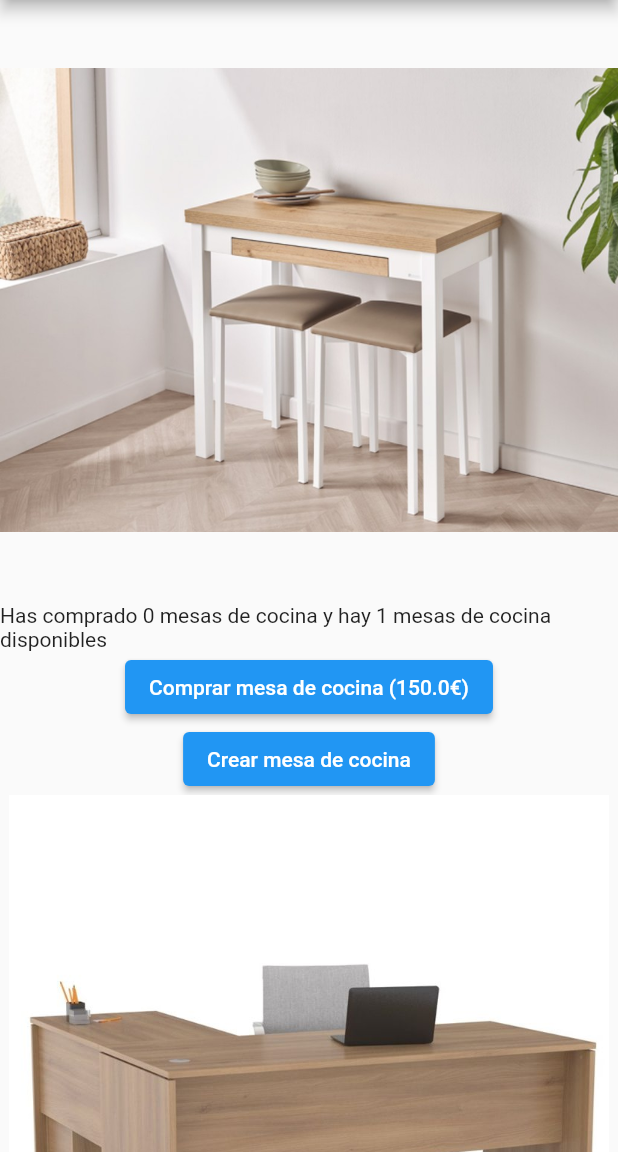
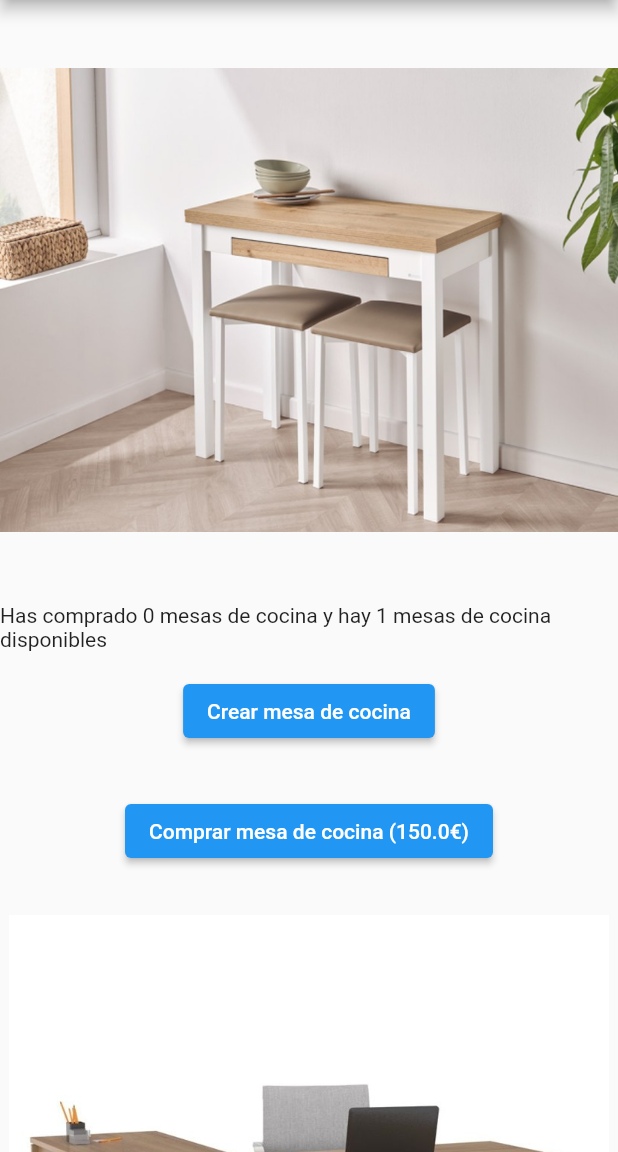
Before and after one commit to jepalfer/P2Nuevo, a Flutter app: the screen it shows after launch, after a tap on "Crear mesa de cocina", on a phone screen of 412 x 824 dp, the part 84-1236 px from its top. Run offline on Flutter 3.47's test engine with Material 2 defaults, Android fonts, the phone set to English and light mode, and no system bars.

Commit message:
Cambio orden botones

```diff
--- a/lib/main.dart
+++ b/lib/main.dart
@@ -118,7 +118,15 @@ class _MyHomePageState extends State<MyHomePage> {
                   children: [
                     Image.asset('assets/mesa-cocina-libro-nube-1_cerrada.jpg', width: 500, height: 400),
                     const SizedBox(height: 2),
-                    Text('Has comprado ${_counterCocina.toString()} mesas de cocina y hay ${_stockCocina.toString()} mesas de cocina disponibles'),
+                    Text('Has comprado ${_counterCocina.toString()} mesas de cocina y hay ${_stockCocina.toString()} mesas de cocina disponibles\n'),
+
+                    ElevatedButton(
+                      onPressed: () {
+                        _createCocina();
+                      },
+                      child: Text('Crear mesa de cocina'),
+                    ),
+                    Text('\n'),
                     ElevatedButton(
                       onPressed: () {
                         if (_sell(_costeCocina) == 1 && _stockCocina > 0) {
@@ -127,13 +135,7 @@ class _MyHomePageState extends State<MyHomePage> {
                       },
                       child: Text('Comprar mesa de cocina (${_costeCocina.toString()}€)'),
                     ),
-                    ElevatedButton(
-                      onPressed: () {
-                        _createCocina();
-                      },
-                      child: Text('Crear mesa de cocina'),
-
-                    ),
+                    Text('\n'),
                   ],
                 ),
                 Column(
@@ -143,18 +145,20 @@ class _MyHomePageState extends State<MyHomePage> {
                     Text('Has comprado ${_counterOficina.toString()} mesas de oficina y hay ${_stockOficina.toString()} mesas de oficina disponibles'),
                     ElevatedButton(
                       onPressed: () {
+                        _createOficina();
+                      },
+                      child: Text('Crear mesa de oficina'),
+                    ),
+                    Text('\n'),
+                    ElevatedButton(
+                      onPressed: () {
                         if (_sell((_costeOficina)) == 1 && _stockOficina > 0) {
                           _incrementCounterOficina();
                         }
                       },
                       child: Text('Comprar mesa de oficina (${_costeOficina.toString()}€)'),
                     ),
-                    ElevatedButton(
-                      onPressed: () {
-                        _createOficina();
-                      },
-                      child: Text('Crear mesa de oficina'),
-                    ),
+                    Text('\n'),
                   ],
                 ),
               ],
```
